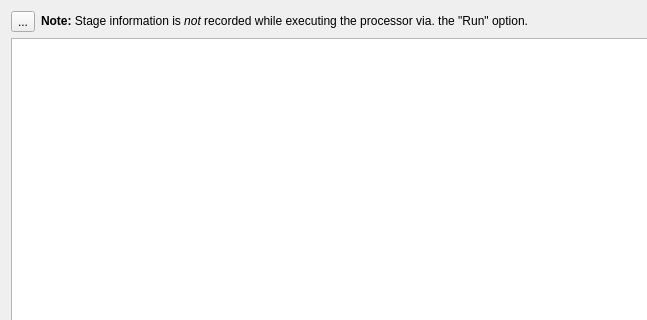
Qt form src/stagetablewidget.ui (mortbopet/Ripes) before a commit; both pictures show x 0 to 647 and y 0 to 320 of the 748 by 452 pixel window.
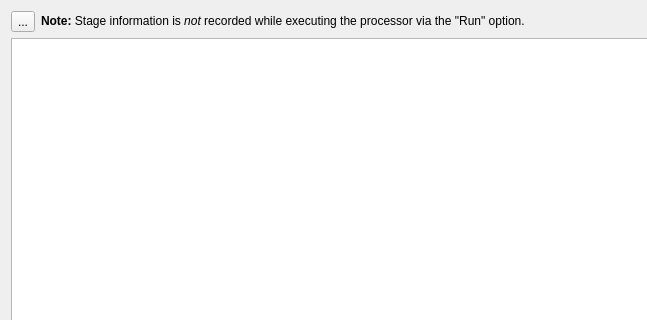
The same form after that commit. Icons and pictures are not drawn.

The edit to the form file:
```diff
--- a/src/stagetablewidget.ui
+++ b/src/stagetablewidget.ui
@@ -47,7 +47,7 @@
        <item>
         <widget class="QLabel" name="label">
          <property name="text">
-          <string>&lt;html&gt;&lt;head/&gt;&lt;body&gt;&lt;p&gt;&lt;span style=&quot; font-weight:600;&quot;&gt;Note: &lt;/span&gt;Stage information is &lt;span style=&quot; font-style:italic;&quot;&gt;not &lt;/span&gt;recorded while executing the processor via. the &amp;quot;Run&amp;quot; option.&lt;/p&gt;&lt;/body&gt;&lt;/html&gt;</string>
+          <string>&lt;html&gt;&lt;head/&gt;&lt;body&gt;&lt;p&gt;&lt;span style=&quot; font-weight:600;&quot;&gt;Note: &lt;/span&gt;Stage information is &lt;span style=&quot; font-style:italic;&quot;&gt;not &lt;/span&gt;recorded while executing the processor via the &amp;quot;Run&amp;quot; option.&lt;/p&gt;&lt;/body&gt;&lt;/html&gt;</string>
          </property>
          <property name="textFormat">
           <enum>Qt::RichText</enum>
```
